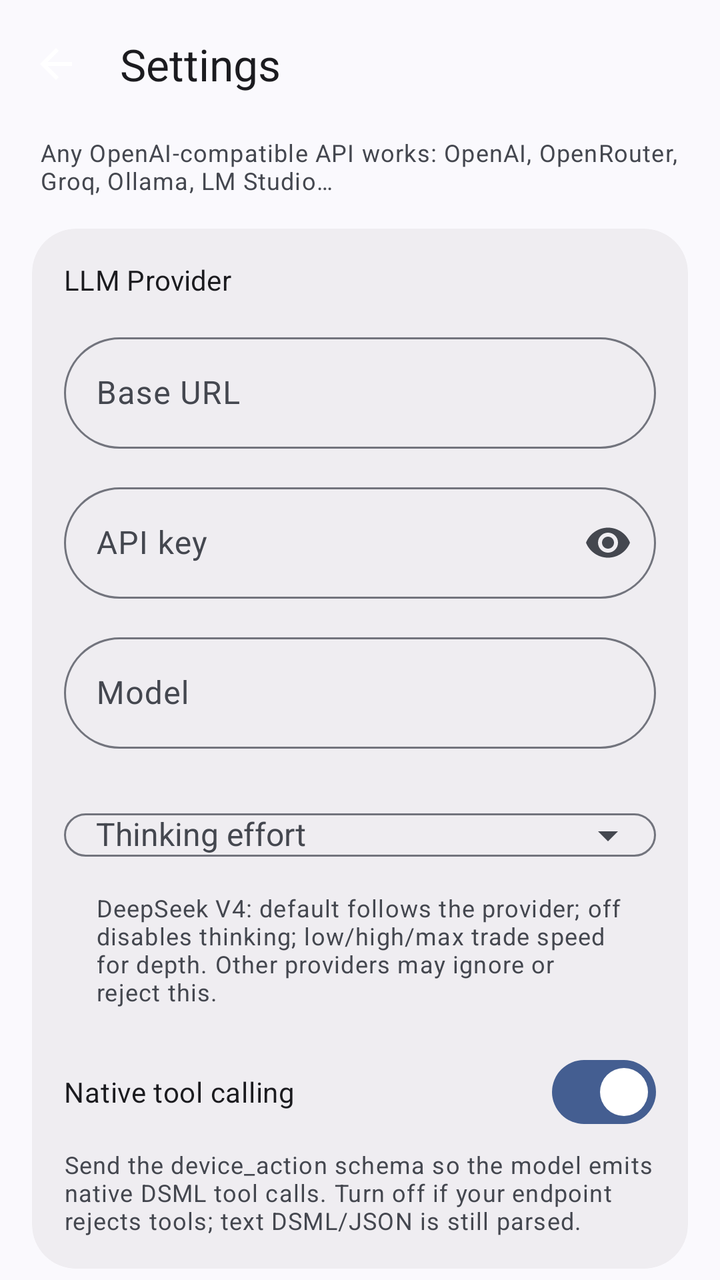
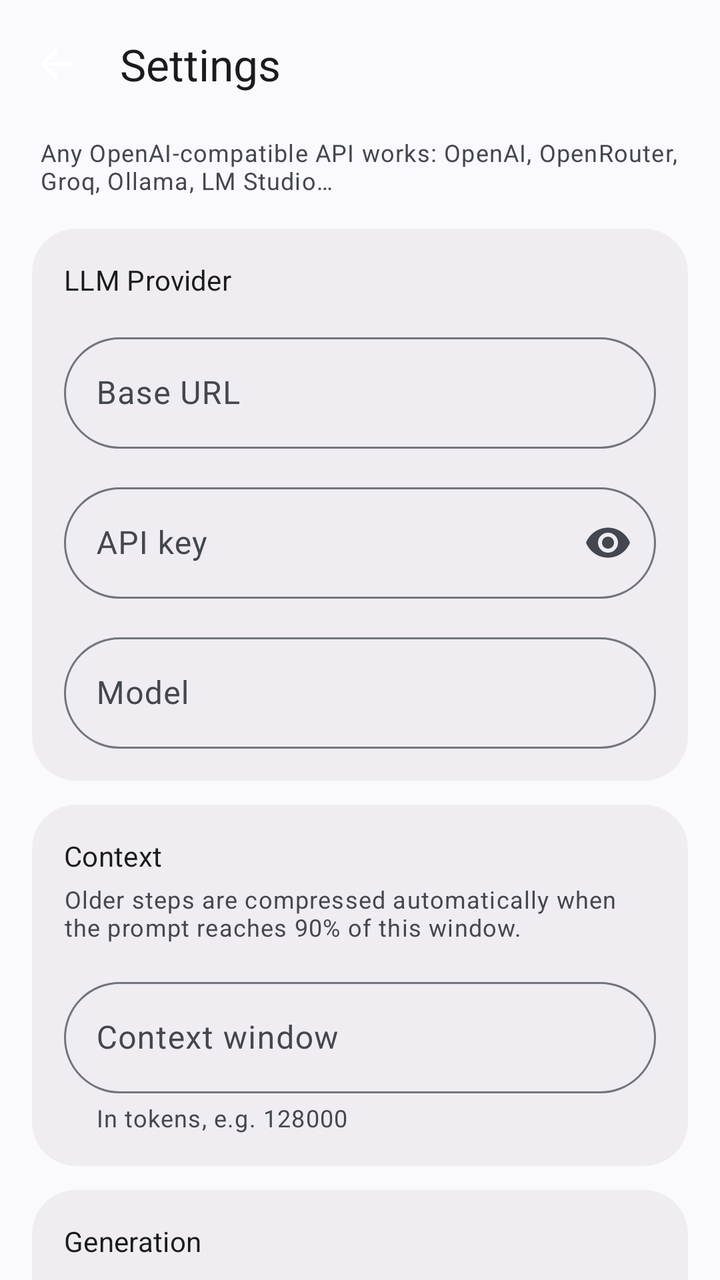

An Android layout rendered at two revisions. The XML below is the earlier revision; the diff shows what the commit changed to produce the second picture.
<!-- AndroidManifest.xml: application theme Theme.Controller -->
<!-- res/layout/activity_settings.xml -->
<?xml version="1.0" encoding="utf-8"?>
<ScrollView xmlns:android="http://schemas.android.com/apk/res/android"
    xmlns:app="http://schemas.android.com/apk/res-auto"
    android:layout_width="match_parent"
    android:layout_height="match_parent"
    android:background="?attr/colorSurface"
    android:fillViewport="true"
    android:scrollbars="none">

    <LinearLayout
        android:layout_width="match_parent"
        android:layout_height="wrap_content"
        android:orientation="vertical"
        android:paddingBottom="28dp">

        <com.google.android.material.appbar.MaterialToolbar
            android:id="@+id/toolbar"
            android:layout_width="match_parent"
            android:layout_height="?attr/actionBarSize"
            android:background="?attr/colorSurface"
            app:navigationIcon="@drawable/ic_back"
            app:title="@string/settings_title"
            app:titleTextAppearance="@style/TextAppearance.Material3.TitleLarge" />

        <TextView
            android:layout_width="match_parent"
            android:layout_height="wrap_content"
            android:paddingStart="20dp"
            android:paddingTop="4dp"
            android:paddingEnd="20dp"
            android:text="@string/provider_note"
            android:textAppearance="@style/TextAppearance.Material3.BodySmall"
            android:textColor="?attr/colorOnSurfaceVariant" />

        <com.google.android.material.card.MaterialCardView
            android:layout_width="match_parent"
            android:layout_height="wrap_content"
            android:layout_marginStart="16dp"
            android:layout_marginTop="16dp"
            android:layout_marginEnd="16dp"
            app:cardBackgroundColor="?attr/colorSurfaceContainer"
            app:cardCornerRadius="22dp"
            app:cardElevation="0dp"
            app:strokeWidth="0dp">

            <LinearLayout
                android:layout_width="match_parent"
                android:layout_height="wrap_content"
                android:orientation="vertical"
                android:padding="16dp">

                <TextView
                    android:layout_width="wrap_content"
                    android:layout_height="wrap_content"
                    android:text="@string/provider_header"
                    android:textAppearance="@style/TextAppearance.Material3.TitleSmall"
                    android:textColor="?attr/colorOnSurface" />

                <com.google.android.material.textfield.TextInputLayout
                    style="@style/Widget.Controller.TextInputLayout"
                    android:layout_width="match_parent"
                    android:layout_height="wrap_content"
                    android:layout_marginTop="14dp"
                    android:hint="@string/label_url">

                    <com.google.android.material.textfield.TextInputEditText
                        android:id="@+id/etUrl"
                        android:layout_width="match_parent"
                        android:layout_height="wrap_content"
                        android:inputType="textUri" />

                </com.google.android.material.textfield.TextInputLayout>

                <com.google.android.material.textfield.TextInputLayout
                    style="@style/Widget.Controller.TextInputLayout"
                    android:layout_width="match_parent"
                    android:layout_height="wrap_content"
                    android:layout_marginTop="14dp"
                    android:hint="@string/label_key"
                    app:endIconMode="password_toggle"
                    app:endIconTint="?attr/colorOnSurfaceVariant">

                    <com.google.android.material.textfield.TextInputEditText
                        android:id="@+id/etKey"
                        android:layout_width="match_parent"
                        android:layout_height="wrap_content"
                        android:importantForAutofill="no"
                        android:inputType="textPassword" />

                </com.google.android.material.textfield.TextInputLayout>

                <TextView
                    android:id="@+id/keyBalance"
                    android:layout_width="wrap_content"
                    android:layout_height="wrap_content"
                    android:layout_marginTop="4dp"
                    android:background="?attr/selectableItemBackground"
                    android:clickable="true"
                    android:focusable="true"
                    android:paddingTop="4dp"
                    android:paddingBottom="4dp"
                    android:textAppearance="@style/TextAppearance.Material3.LabelMedium"
                    android:textColor="?attr/colorTertiary"
                    android:visibility="gone" />

                <com.google.android.material.textfield.TextInputLayout
                    style="@style/Widget.Controller.TextInputLayout"
                    android:layout_width="match_parent"
                    android:layout_height="wrap_content"
                    android:layout_marginTop="14dp"
                    android:hint="@string/label_model">

                    <com.google.android.material.textfield.TextInputEditText
                        android:id="@+id/etModel"
                        android:layout_width="match_parent"
                        android:layout_height="wrap_content"
                        android:inputType="textNoSuggestions" />

                </com.google.android.material.textfield.TextInputLayout>

                <com.google.android.material.textfield.TextInputLayout
                    style="@style/Widget.Controller.TextInputLayout"
                    android:layout_width="match_parent"
                    android:layout_height="wrap_content"
                    android:layout_marginTop="14dp"
                    android:hint="@string/thinking_effort"
                    app:endIconMode="dropdown_menu"
                    app:helperText="@string/thinking_effort_note">

                    <com.google.android.material.textfield.MaterialAutoCompleteTextView
                        android:id="@+id/etThinking"
                        android:layout_width="match_parent"
                        android:layout_height="wrap_content"
                        android:editable="false"
                        android:inputType="none"
                        android:paddingStart="16dp"
                        android:paddingEnd="16dp"
                        android:textSize="16sp" />

                </com.google.android.material.textfield.TextInputLayout>

                <com.google.android.material.materialswitch.MaterialSwitch
                    android:id="@+id/switchTools"
                    android:layout_width="match_parent"
                    android:layout_height="wrap_content"
                    android:layout_marginTop="18dp"
                    android:checked="true"
                    android:text="@string/native_tools"
                    android:textColor="?attr/colorOnSurface" />

                <TextView
                    android:layout_width="match_parent"
                    android:layout_height="wrap_content"
                    android:layout_marginTop="4dp"
                    android:text="@string/native_tools_note"
                    android:textAppearance="@style/TextAppearance.Material3.BodySmall"
                    android:textColor="?attr/colorOnSurfaceVariant" />

            </LinearLayout>

        </com.google.android.material.card.MaterialCardView>

        <com.google.android.material.card.MaterialCardView
            android:layout_width="match_parent"
            android:layout_height="wrap_content"
            android:layout_marginStart="16dp"
            android:layout_marginTop="12dp"
            android:layout_marginEnd="16dp"
            app:cardBackgroundColor="?attr/colorSurfaceContainer"
            app:cardCornerRadius="22dp"
            app:cardElevation="0dp"
            app:strokeWidth="0dp">

            <LinearLayout
                android:layout_width="match_parent"
                android:layout_height="wrap_content"
                android:orientation="vertical"
                android:padding="16dp">

                <TextView
                    android:layout_width="wrap_content"
                    android:layout_height="wrap_content"
                    android:text="@string/context_header"
                    android:textAppearance="@style/TextAppearance.Material3.TitleSmall"
                    android:textColor="?attr/colorOnSurface" />

                <TextView
                    android:layout_width="match_parent"
                    android:layout_height="wrap_content"
                    android:layout_marginTop="4dp"
                    android:text="@string/context_window_note"
                    android:textAppearance="@style/TextAppearance.Material3.BodySmall"
                    android:textColor="?attr/colorOnSurfaceVariant" />

                <com.google.android.material.textfield.TextInputLayout
                    style="@style/Widget.Controller.TextInputLayout"
                    android:layout_width="match_parent"
                    android:layout_height="wrap_content"
                    android:layout_marginTop="14dp"
                    android:hint="@string/context_window"
                    app:helperText="@string/context_window_helper">

                    <com.google.android.material.textfield.TextInputEditText
                        android:id="@+id/etContext"
                        android:layout_width="match_parent"
                        android:layout_height="wrap_content"
                        android:inputType="number" />

                </com.google.android.material.textfield.TextInputLayout>

            </LinearLayout>

        </com.google.android.material.card.MaterialCardView>

        <com.google.android.material.button.MaterialButton
            android:id="@+id/btnPlugins"
            android:layout_width="match_parent"
            android:layout_height="wrap_content"
            android:layout_marginStart="16dp"
            android:layout_marginTop="12dp"
            android:layout_marginEnd="16dp"
            android:text="@string/plugins_manage"
            app:cornerRadius="18dp" />

        <com.google.android.material.button.MaterialButton
            android:id="@+id/btnSave"
            android:layout_width="match_parent"
            android:layout_height="wrap_content"
            android:layout_marginStart="16dp"
            android:layout_marginTop="20dp"
            android:layout_marginEnd="16dp"
            android:text="@string/save"
            app:cornerRadius="18dp" />

    </LinearLayout>

</ScrollView>
<!-- resources referenced by this layout -->
<resources>
  <!-- drawable ic_back (drawable) -->
  <?xml version="1.0" encoding="utf-8"?>
  <vector xmlns:android="http://schemas.android.com/apk/res/android"
      android:width="24dp"
      android:height="24dp"
      android:viewportWidth="24"
      android:viewportHeight="24">
      <path
          android:fillColor="#FFFFFFFF"
          android:pathData="M20,11H7.83l5.59,-5.59L12,4l-8,8 8,8 1.41,-1.41L7.83,13H20v-2z" />
  </vector>
  <string name="context_header">Context</string>
  <string name="context_window">Context window</string>
  <string name="context_window_helper">In tokens, e.g. 128000</string>
  <string name="context_window_note">Older steps are compressed automatically when the prompt reaches 90% of this window.</string>
  <string name="label_key">API key</string>
  <string name="label_model">Model</string>
  <string name="label_url">Base URL</string>
  <string name="native_tools">Native tool calling</string>
  <string name="native_tools_note">Send the device_action schema so the model emits native DSML tool calls. Turn off if your endpoint rejects tools; text DSML/JSON is still parsed.</string>
  <string name="plugins_manage">Manage plugins</string>
  <string name="provider_header">LLM Provider</string>
  <string name="provider_note">Any OpenAI-compatible API works: OpenAI, OpenRouter, Groq, Ollama, LM Studio…</string>
  <string name="save">Save</string>
  <string name="settings_title">Settings</string>
  <string name="thinking_effort">Thinking effort</string>
  <string name="thinking_effort_note">DeepSeek V4: default follows the provider; off disables thinking; low/high/max trade speed for depth. Other providers may ignore or reject this.</string>
  <style name="Widget.Controller.TextInputLayout" parent="Widget.Material3.TextInputLayout.OutlinedBox">
          <item name="boxCornerRadiusTopStart">28dp</item>
          <item name="boxCornerRadiusTopEnd">28dp</item>
          <item name="boxCornerRadiusBottomStart">28dp</item>
          <item name="boxCornerRadiusBottomEnd">28dp</item>
      </style>
  <style name="Theme.Controller" parent="Theme.Material3.DynamicColors.DayNight.NoActionBar">
          <item name="fontFamily">@font/google_sans_flex</item>
          <item name="android:statusBarColor">?attr/colorSurface</item>
          <item name="android:navigationBarColor">?attr/colorSurface</item>
      </style>
</resources>

<!-- the commit's change to res/layout/activity_settings.xml (unified diff, before → after) -->
@@ -118,6 +118,86 @@
 
                 </com.google.android.material.textfield.TextInputLayout>
 
+            </LinearLayout>
+
+        </com.google.android.material.card.MaterialCardView>
+
+        <com.google.android.material.card.MaterialCardView
+            android:layout_width="match_parent"
+            android:layout_height="wrap_content"
+            android:layout_marginStart="16dp"
+            android:layout_marginTop="12dp"
+            android:layout_marginEnd="16dp"
+            app:cardBackgroundColor="?attr/colorSurfaceContainer"
+            app:cardCornerRadius="22dp"
+            app:cardElevation="0dp"
+            app:strokeWidth="0dp">
+
+            <LinearLayout
+                android:layout_width="match_parent"
+                android:layout_height="wrap_content"
+                android:orientation="vertical"
+                android:padding="16dp">
+
+                <TextView
+                    android:layout_width="wrap_content"
+                    android:layout_height="wrap_content"
+                    android:text="@string/context_header"
+                    android:textAppearance="@style/TextAppearance.Material3.TitleSmall"
+                    android:textColor="?attr/colorOnSurface" />
+
+                <TextView
+                    android:layout_width="match_parent"
+                    android:layout_height="wrap_content"
+                    android:layout_marginTop="4dp"
+                    android:text="@string/context_window_note"
+                    android:textAppearance="@style/TextAppearance.Material3.BodySmall"
+                    android:textColor="?attr/colorOnSurfaceVariant" />
+
+                <com.google.android.material.textfield.TextInputLayout
+                    style="@style/Widget.Controller.TextInputLayout"
+                    android:layout_width="match_parent"
+                    android:layout_height="wrap_content"
+                    android:layout_marginTop="14dp"
+                    android:hint="@string/context_window"
+                    app:helperText="@string/context_window_helper">
+
+                    <com.google.android.material.textfield.TextInputEditText
+                        android:id="@+id/etContext"
+                        android:layout_width="match_parent"
+                        android:layout_height="wrap_content"
+                        android:inputType="number" />
+
+                </com.google.android.material.textfield.TextInputLayout>
+
+            </LinearLayout>
+
+        </com.google.android.material.card.MaterialCardView>
+
+        <com.google.android.material.card.MaterialCardView
+            android:layout_width="match_parent"
+            android:layout_height="wrap_content"
+            android:layout_marginStart="16dp"
+            android:layout_marginTop="12dp"
+            android:layout_marginEnd="16dp"
+            app:cardBackgroundColor="?attr/colorSurfaceContainer"
+            app:cardCornerRadius="22dp"
+            app:cardElevation="0dp"
+            app:strokeWidth="0dp">
+
+            <LinearLayout
+                android:layout_width="match_parent"
+                android:layout_height="wrap_content"
+                android:orientation="vertical"
+                android:padding="16dp">
+
+                <TextView
+                    android:layout_width="wrap_content"
+                    android:layout_height="wrap_content"
+                    android:text="@string/generation_header"
+                    android:textAppearance="@style/TextAppearance.Material3.TitleSmall"
+                    android:textColor="?attr/colorOnSurface" />
+
                 <com.google.android.material.textfield.TextInputLayout
                     style="@style/Widget.Controller.TextInputLayout"
                     android:layout_width="match_parent"
@@ -180,15 +260,15 @@
                 <TextView
                     android:layout_width="wrap_content"
                     android:layout_height="wrap_content"
-                    android:text="@string/context_header"
-                    android:textAppearance="@style/TextAppearance.Material3.TitleSmall"
-                    android:textColor="?attr/colorOnSurface" />
-
-                <TextView
-                    android:layout_width="match_parent"
-                    android:layout_height="wrap_content"
-                    android:layout_marginTop="4dp"
-                    android:text="@string/context_window_note"
+                    android:text="@string/persona_header"
+                    android:textAppearance="@style/TextAppearance.Material3.TitleSmall"
+                    android:textColor="?attr/colorOnSurface" />
+
+                <TextView
+                    android:layout_width="match_parent"
+                    android:layout_height="wrap_content"
+                    android:layout_marginTop="4dp"
+                    android:text="@string/persona_note"
                     android:textAppearance="@style/TextAppearance.Material3.BodySmall"
                     android:textColor="?attr/colorOnSurfaceVariant" />
 
@@ -197,16 +277,62 @@
                     android:layout_width="match_parent"
                     android:layout_height="wrap_content"
                     android:layout_marginTop="14dp"
-                    android:hint="@string/context_window"
-                    app:helperText="@string/context_window_helper">
-
-                    <com.google.android.material.textfield.TextInputEditText
-                        android:id="@+id/etContext"
-                        android:layout_width="match_parent"
-                        android:layout_height="wrap_content"
-                        android:inputType="number" />
-
-                </com.google.android.material.textfield.TextInputLayout>
+                    android:hint="@string/persona_hint">
+
+                    <com.google.android.material.textfield.TextInputEditText
+                        android:id="@+id/etPersona"
+                        android:layout_width="match_parent"
+                        android:layout_height="wrap_content"
+                        android:gravity="top|start"
+                        android:inputType="textMultiLine|textCapSentences"
+                        android:maxLines="8"
+                        android:minLines="3" />
+
+                </com.google.android.material.textfield.TextInputLayout>
+
+            </LinearLayout>
+
+        </com.google.android.material.card.MaterialCardView>
+
+        <com.google.android.material.card.MaterialCardView
+            android:layout_width="match_parent"
+            android:layout_height="wrap_content"
+            android:layout_marginStart="16dp"
+            android:layout_marginTop="12dp"
+            android:layout_marginEnd="16dp"
+            app:cardBackgroundColor="?attr/colorSurfaceContainer"
+            app:cardCornerRadius="22dp"
+            app:cardElevation="0dp"
+            app:strokeWidth="0dp">
+
+            <LinearLayout
+                android:layout_width="match_parent"
+                android:layout_height="wrap_content"
+                android:orientation="vertical"
+                android:padding="16dp">
+
+                <TextView
+                    android:layout_width="wrap_content"
+                    android:layout_height="wrap_content"
+                    android:text="@string/about_header"
+                    android:textAppearance="@style/TextAppearance.Material3.TitleSmall"
+                    android:textColor="?attr/colorOnSurface" />
+
+                <TextView
+                    android:id="@+id/aboutVersion"
+                    android:layout_width="match_parent"
+                    android:layout_height="wrap_content"
+                    android:layout_marginTop="4dp"
+                    android:textAppearance="@style/TextAppearance.Material3.BodySmall"
+                    android:textColor="?attr/colorOnSurfaceVariant" />
+
+                <com.google.android.material.button.MaterialButton
+                    android:id="@+id/btnCheckUpdate"
+                    style="@style/Widget.Material3.Button.OutlinedButton"
+                    android:layout_width="match_parent"
+                    android:layout_height="wrap_content"
+                    android:layout_marginTop="12dp"
+                    android:text="@string/check_update" />
 
             </LinearLayout>
 
<!-- resource entries referenced after the edit -->
@@ -11,15 +11,21 @@
           android:fillColor="#FFFFFFFF"
           android:pathData="M20,11H7.83l5.59,-5.59L12,4l-8,8 8,8 1.41,-1.41L7.83,13H20v-2z" />
   </vector>
+  <string name="about_header">About</string>
+  <string name="check_update">Check for updates</string>
   <string name="context_header">Context</string>
   <string name="context_window">Context window</string>
   <string name="context_window_helper">In tokens, e.g. 128000</string>
   <string name="context_window_note">Older steps are compressed automatically when the prompt reaches 90% of this window.</string>
+  <string name="generation_header">Generation</string>
   <string name="label_key">API key</string>
   <string name="label_model">Model</string>
   <string name="label_url">Base URL</string>
   <string name="native_tools">Native tool calling</string>
   <string name="native_tools_note">Send the device_action schema so the model emits native DSML tool calls. Turn off if your endpoint rejects tools; text DSML/JSON is still parsed.</string>
+  <string name="persona_header">Persona &amp; instructions</string>
+  <string name="persona_hint">Custom persona / extra instructions</string>
+  <string name="persona_note">Appended after the built-in tool-calling rules; the device_action protocol is not replaced.</string>
   <string name="plugins_manage">Manage plugins</string>
   <string name="provider_header">LLM Provider</string>
   <string name="provider_note">Any OpenAI-compatible API works: OpenAI, OpenRouter, Groq, Ollama, LM Studio…</string>
